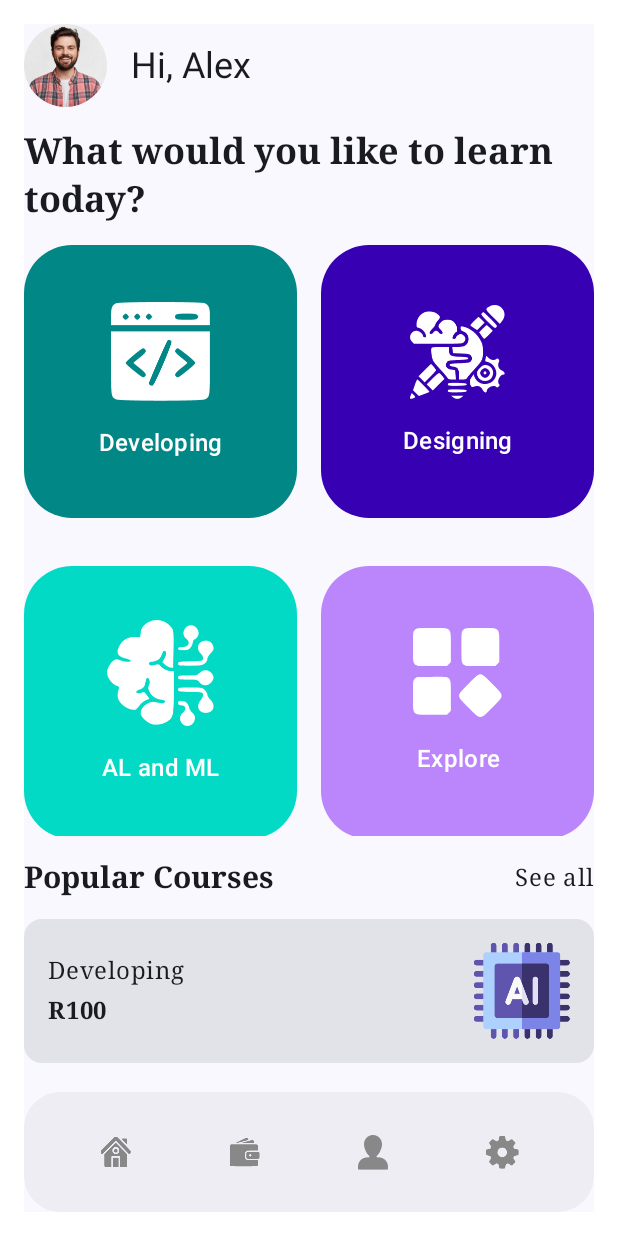
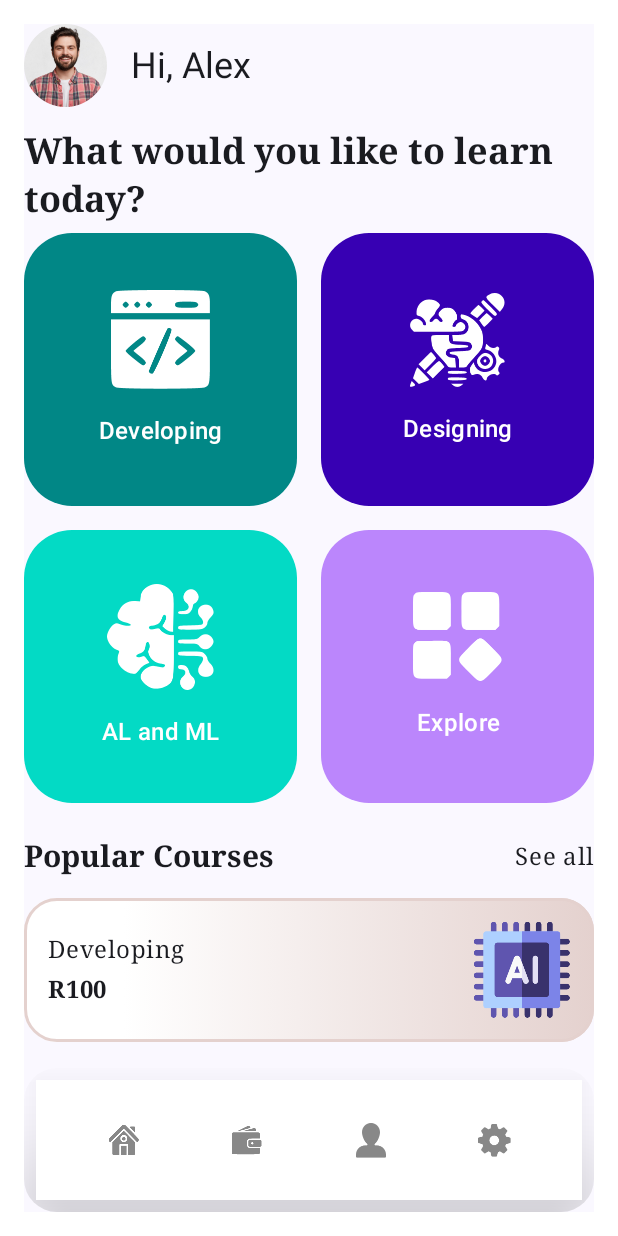
Before and after one commit to joeMalebe/LearningPortal, an Android app built with Jetpack Compose: the @Preview function DashboardScreenPreview, on a phone screen of 412 x 824 dp. Run offline under Robolectric (Android 15) with nearby library versions, the phone set to English and light mode, and no system bars.

Commit message:
add shadow to app bar and border to courses

```diff
--- a/app/src/main/java/com/example/learningportal/ui/BottomAppBar.kt
+++ b/app/src/main/java/com/example/learningportal/ui/BottomAppBar.kt
@@ -1,11 +1,11 @@
 package com.example.learningportal.ui
 
+import androidx.compose.foundation.BorderStroke
 import androidx.compose.foundation.layout.Arrangement
 import androidx.compose.foundation.layout.PaddingValues
 import androidx.compose.foundation.layout.Row
 import androidx.compose.foundation.layout.RowScope
 import androidx.compose.foundation.layout.WindowInsets
-import androidx.compose.foundation.layout.fillMaxWidth
 import androidx.compose.foundation.layout.height
 import androidx.compose.foundation.layout.padding
 import androidx.compose.foundation.layout.windowInsetsPadding
@@ -32,12 +32,17 @@ fun MyBottomAppBar(
     tonalElevation: Dp = BottomAppBarDefaults.ContainerElevation,
     contentPadding: PaddingValues = BottomAppBarDefaults.ContentPadding,
     windowInsets: WindowInsets = BottomAppBarDefaults.windowInsets,
-    content: @Composable RowScope.() -> Unit
+    shadowElevation: Dp = 0.dp,
+    border: BorderStroke= BorderStroke(0.dp, Color.Transparent),
+    content: @Composable (RowScope.() -> Unit),
 ) {
     Surface(
         color = containerColor,
         contentColor = contentColor,
         tonalElevation = tonalElevation,
+        shadowElevation = shadowElevation,
+        border = border,
+
         //shape = ShapeKeyTokens.CornerNone,
         modifier = modifier
     ) {
--- a/app/src/main/java/com/example/learningportal/ui/screens/DashboardScreen.kt
+++ b/app/src/main/java/com/example/learningportal/ui/screens/DashboardScreen.kt
@@ -1,7 +1,9 @@
 package com.example.learningportal.ui.screens
 
+import androidx.compose.foundation.BorderStroke
 import androidx.compose.foundation.Image
 import androidx.compose.foundation.background
+import androidx.compose.foundation.border
 import androidx.compose.foundation.layout.Arrangement
 import androidx.compose.foundation.layout.Box
 import androidx.compose.foundation.layout.Column
@@ -19,7 +21,6 @@ import androidx.compose.foundation.lazy.grid.LazyVerticalGrid
 import androidx.compose.foundation.rememberScrollState
 import androidx.compose.foundation.shape.RoundedCornerShape
 import androidx.compose.foundation.verticalScroll
-import androidx.compose.material3.Card
 import androidx.compose.material3.ExperimentalMaterial3Api
 import androidx.compose.material3.Icon
 import androidx.compose.material3.IconButton
@@ -31,6 +32,7 @@ import androidx.compose.runtime.Composable
 import androidx.compose.ui.Alignment
 import androidx.compose.ui.Modifier
 import androidx.compose.ui.draw.clip
+import androidx.compose.ui.graphics.Brush
 import androidx.compose.ui.graphics.Color
 import androidx.compose.ui.graphics.ImageBitmap
 import androidx.compose.ui.layout.ContentScale
@@ -47,6 +49,7 @@ import com.example.learningportal.R
 import com.example.learningportal.data.Course
 import com.example.learningportal.data.CourseCategory
 import com.example.learningportal.ui.MyBottomAppBar
+import com.example.learningportal.ui.theme.Cream
 import com.example.learningportal.ui.theme.LearningPortalTheme
 
 @OptIn(ExperimentalMaterial3Api::class)
@@ -57,15 +60,20 @@ fun DashboardScreen(
 ) {
     val scrollBehavior = TopAppBarDefaults.enterAlwaysScrollBehavior()
 
-    Scaffold(bottomBar = {
+    Scaffold(
+        bottomBar = {
             MyBottomAppBar(
-            contentPadding = PaddingValues(0.dp),
-            contentColor = Color.Gray,
                 modifier = Modifier
                     .fillMaxWidth()
-                .clip(RoundedCornerShape(24.dp))
+                    .clip(RoundedCornerShape(22.dp))
+                    .padding(8.dp),
 
-        ) {
+                containerColor = Color.White,
+                contentColor = Color.Gray,
+                contentPadding = PaddingValues(0.dp),
+                shadowElevation = 36.dp,
+
+                content = {
 
                     IconButton(onClick = { /*TODO*/ }) {
                         Icon(
@@ -96,10 +104,13 @@ val scrollBehavior = TopAppBarDefaults.enterAlwaysScrollBehavior()
                         )
                     }
 
-        }
+                },
+
+                )
         }, modifier = Modifier
             .fillMaxSize()
-        .padding(16.dp)) {
+            .padding(16.dp)
+    ) {
 
         Column(
             modifier = Modifier
@@ -118,13 +129,14 @@ val scrollBehavior = TopAppBarDefaults.enterAlwaysScrollBehavior()
             LazyVerticalGrid(
                 columns = GridCells.Adaptive(128.dp),
                 horizontalArrangement = Arrangement.spacedBy(16.dp),
-                modifier = Modifier.fillMaxWidth().heightIn(min = 200.dp, max = 410.dp)
+                modifier = Modifier
+                    .fillMaxWidth()
+                    .heightIn(min = 200.dp, max = 410.dp)
             ) {
                 items(categoryList.size) {
                     CategoryItem(categoryList[it])
                 }
             }
-
             PopularCourses()
         }
     }
@@ -135,7 +147,7 @@ private fun CategoryItem(category: CourseCategory, modifier: Modifier = Modifier
     Box(
         contentAlignment = Alignment.Center,
         modifier = modifier
-            .padding(vertical = 16.dp)
+            .padding(vertical = 8.dp)
             .aspectRatio(1f)
             .background(
                 color = colorResource(id = category.backgroundColor),
@@ -162,7 +174,6 @@ private fun CategoryItem(category: CourseCategory, modifier: Modifier = Modifier
                 color = MaterialTheme.colorScheme.onPrimary
             )
         }
-
     }
 }
 
@@ -183,45 +194,14 @@ private fun UserProfilePic(modifier: Modifier = Modifier) {
     }
 }
 
-@Composable
-@Preview(showBackground = true, showSystemUi = true,
-    device = "spec:width=411dp,height=891dp"
-)
-fun DashboardScreenPreview() {
-    LearningPortalTheme {
-        DashboardScreen()
-    }
-}
-
-@Composable
-@Preview(showBackground = true, showSystemUi = true)
-fun CategoryItemPreview() {
-    LearningPortalTheme {
-        CategoryItem(CourseCategory.getCourseCategories()[2])
-    }
-}
-
-@Composable
-@Preview(showBackground = true, showSystemUi = true)
-fun PopularCoursesPreview() {
-    LearningPortalTheme {
-        PopularCourses()
-    }
-}
-
-@Composable
-@Preview(showBackground = true, showSystemUi = true)
-fun CoursePreview() {
-    LearningPortalTheme {
-        Course()
-    }
-}
 
 @Composable
 fun PopularCourses(course: Course = Course.getCourses()[0]) {
-    Column(modifier = Modifier
+    Column(
+        modifier = Modifier
             .padding(top = 16.dp)
-        .verticalScroll(rememberScrollState())) {
+            .verticalScroll(rememberScrollState())
+    ) {
 
         Row(
             horizontalArrangement = Arrangement.SpaceBetween,
@@ -247,8 +227,17 @@ fun PopularCourses(course: Course = Course.getCourses()[0]) {
 
 @Composable
 fun Course(course: Course = Course.getCourses()[0]) {
-    Card(modifier = Modifier
-        .padding(bottom = 16.dp)) {
+    Box(
+        modifier = Modifier
+            .padding(bottom = 16.dp)
+            .background(
+                shape = RoundedCornerShape(22.dp),
+                brush = Brush.horizontalGradient(listOf(Color.White, Cream), startX = 100f)
+            )
+            .border(border = BorderStroke(2.dp, Cream), shape = RoundedCornerShape(22.dp))
+            .clip(RoundedCornerShape(22.dp))
+    ) {
+
         Row(
             horizontalArrangement = Arrangement.SpaceBetween,
             verticalAlignment = Alignment.CenterVertically,
@@ -284,3 +273,39 @@ fun Course(course: Course = Course.getCourses()[0]) {
         }
     }
 }
+
+@Composable
+@Preview(
+    showBackground = true, showSystemUi = true,
+    device = "spec:width=411dp,height=891dp"
+)
+fun DashboardScreenPreview() {
+    LearningPortalTheme {
+        DashboardScreen()
+    }
+}
+
+
+@Composable
+@Preview(showBackground = true, showSystemUi = true)
+fun CategoryItemPreview() {
+    LearningPortalTheme {
+        CategoryItem(CourseCategory.getCourseCategories()[2])
+    }
+}
+
+@Composable
+@Preview(showBackground = true, showSystemUi = true)
+fun PopularCoursesPreview() {
+    LearningPortalTheme {
+        PopularCourses()
+    }
+}
+
+@Composable
+@Preview(showBackground = true, showSystemUi = true)
+fun CoursePreview() {
+    LearningPortalTheme {
+        Course()
+    }
+}
--- a/app/src/main/java/com/example/learningportal/ui/theme/Color.kt
+++ b/app/src/main/java/com/example/learningportal/ui/theme/Color.kt
@@ -9,3 +9,4 @@ val Pink80 = Color(0xFFEFB8C8)
 val Purple40 = Color(0xFF6650a4)
 val PurpleGrey40 = Color(0xFF625b71)
 val Pink40 = Color(0xFF7D5260)
+val Cream = Color(0xFFE4D1CE)
```
Lines whose indentation alone changed are shown as unchanged.
